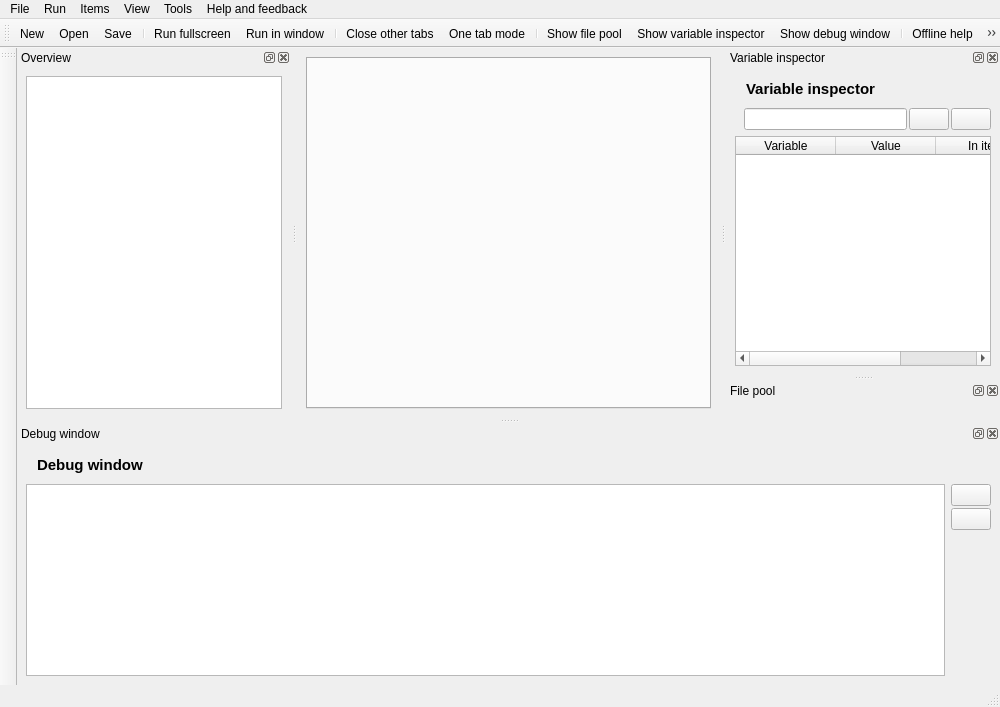
open-cogsci/OpenSesame, file resources/ui/opensesame.ui: the form before one commit.
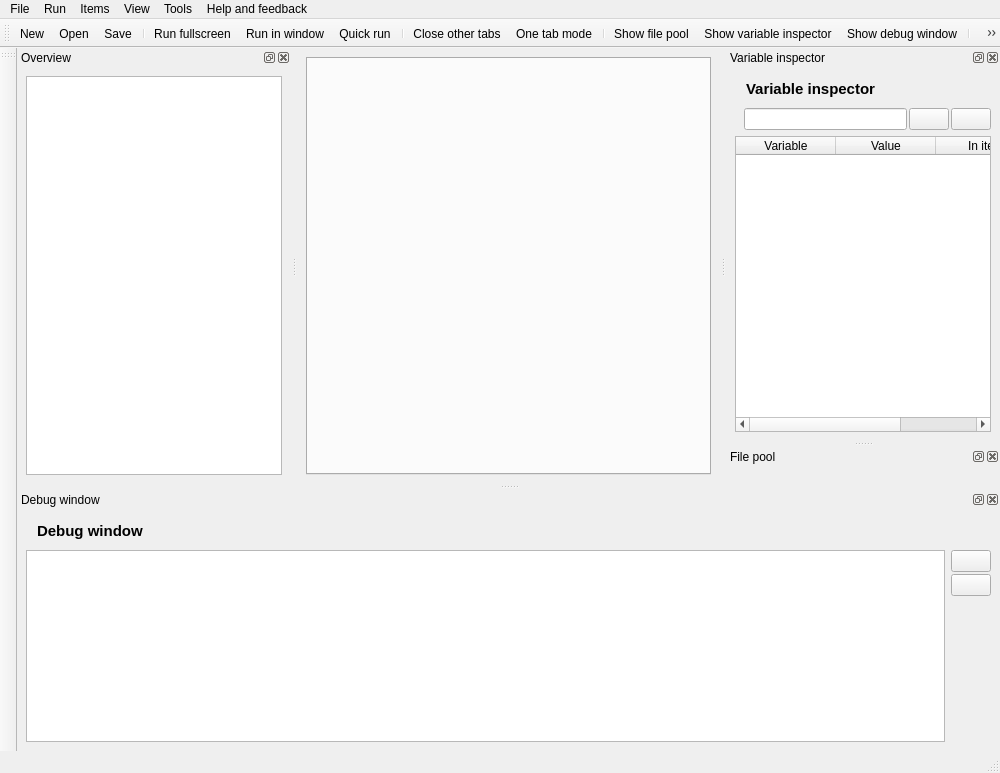
The form after the commit. Icons and pictures are not drawn. Custom widgets are drawn as their Qt base class.

Commit message: Add quick run option

The edit to the form file:
```diff
--- a/resources/ui/opensesame.ui
+++ b/resources/ui/opensesame.ui
@@ -7,7 +7,7 @@
     <x>0</x>
     <y>0</y>
     <width>1000</width>
-    <height>707</height>
+    <height>773</height>
    </rect>
   </property>
   <property name="windowTitle">
@@ -147,7 +147,7 @@
    <property name="minimumSize">
     <size>
      <width>200</width>
-     <height>113</height>
+     <height>118</height>
     </size>
    </property>
    <property name="features">
@@ -558,6 +558,7 @@
    <addaction name="separator"/>
    <addaction name="action_run"/>
    <addaction name="action_run_in_window"/>
+   <addaction name="action_run_quick"/>
    <addaction name="separator"/>
    <addaction name="action_close_other_tabs"/>
    <addaction name="action_onetabmode"/>
@@ -993,6 +994,17 @@
     <string>Online forum</string>
    </property>
   </action>
+  <action name="action_run_quick">
+   <property name="text">
+    <string>Quick run</string>
+   </property>
+   <property name="toolTip">
+    <string>Give your experiment a quick test run</string>
+   </property>
+   <property name="shortcut">
+    <string>Ctrl+Shift+W</string>
+   </property>
+  </action>
  </widget>
  <customwidgets>
   <customwidget>
```
Left out of the diff: 9 changed lines with no effect on the pictures. The commit also changes 7 other files.
